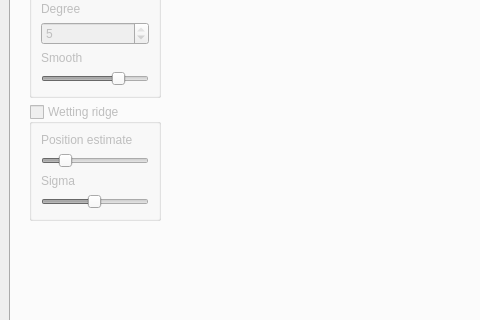
Old version of the form pyDSA_gui/design.ui in the repository galaunay/pyDSA_gui; both pictures show x 0 to 480 and y 416 to 736 of the 972 by 854 pixel window.
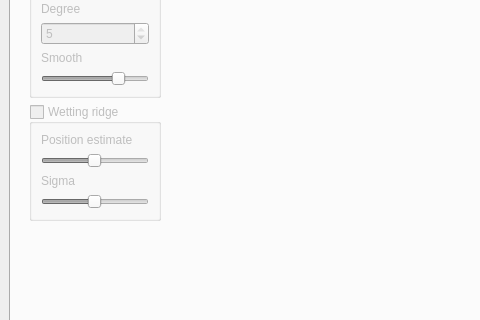
New version of the form. Custom widgets are drawn as their Qt base class.

Diff of the .ui file:
```diff
--- a/pyDSA_gui/design.ui
+++ b/pyDSA_gui/design.ui
@@ -1169,7 +1169,7 @@
                  <number>50</number>
                 </property>
                 <property name="value">
-                 <number>10</number>
+                 <number>25</number>
                 </property>
                 <property name="orientation">
                  <enum>Qt::Horizontal</enum>
```
